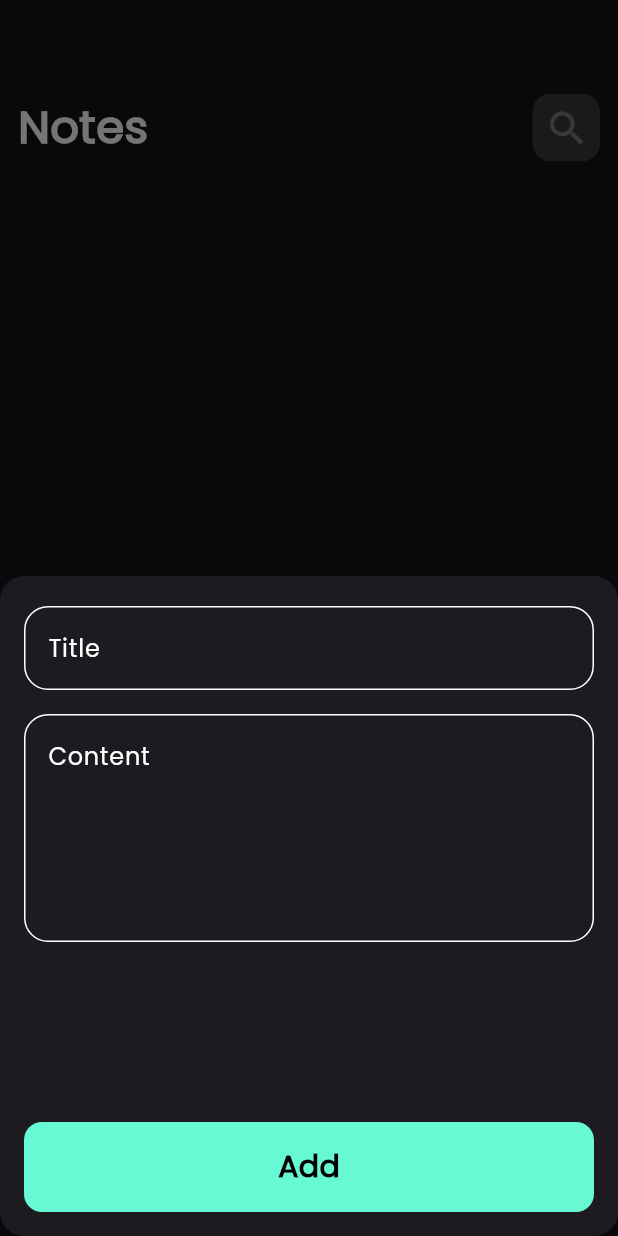
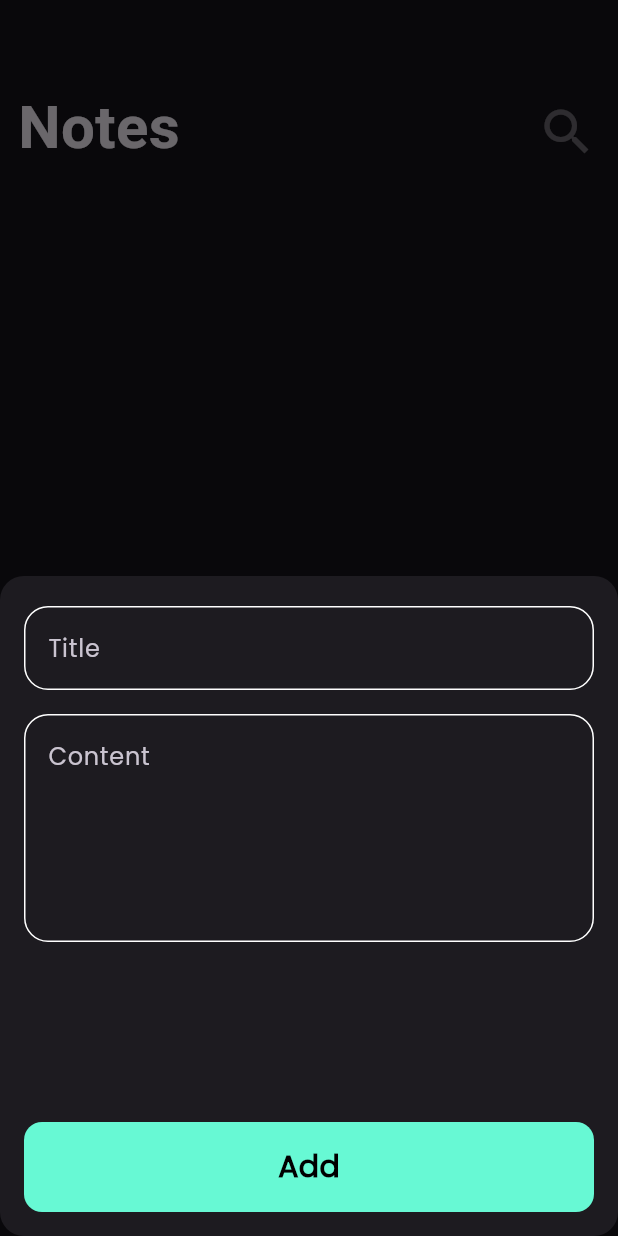
Before and after one commit to Ali-Ahmad-0/notes-app, a Flutter app: the screen it shows after launch, after a tap on the "add" icon, on a phone screen of 412 x 824 dp. Run offline on Flutter 3.47's test engine with Material 3 defaults, Android fonts, the phone set to English and light mode, and no system bars; our stand-ins replace bloc, flutter_bloc, font_awesome_flutter, hive, hive_flutter; accounts and stored records are empty; Roboto replaces fonts that are missing (Times).

Commit message:
edit some custom components

```diff
--- a/lib/Views/edit_note.dart
+++ b/lib/Views/edit_note.dart
@@ -14,6 +14,7 @@ class EditNoteview extends StatefulWidget {
 
 class _EditNoteviewState extends State<EditNoteview> {
   String? title, subtitle;
+
   @override
   Widget build(BuildContext context) {
     return Scaffold(
--- a/lib/Views/notes_view.dart
+++ b/lib/Views/notes_view.dart
@@ -1,6 +1,7 @@
 import 'package:flutter/material.dart';
 import 'package:notes_app/widgets/add_note_bottom_sheet.dart';
 import 'package:notes_app/widgets/notes_view_body.dart';
+
 class NotesView extends StatelessWidget {
   const NotesView({super.key});
 
@@ -9,6 +10,7 @@ class NotesView extends StatelessWidget {
     return Scaffold(
       resizeToAvoidBottomInset: false,
       floatingActionButton: FloatingActionButton(
+        backgroundColor: Colors.black38,
         onPressed: () {
           showModalBottomSheet(
               isScrollControlled: true,
--- a/lib/widgets/Custom_Icon.dart
+++ b/lib/widgets/Custom_Icon.dart
@@ -8,17 +8,17 @@ class CustomIcon extends StatelessWidget {
   Widget build(BuildContext context) {
     return GestureDetector(
       child: Container(
-        height: 45,
-        width: 45,
+        height: 50,
+        width: 50,
         decoration: BoxDecoration(
-            borderRadius: BorderRadius.circular(12),
-            color: Colors.white.withAlpha(40)),
+          borderRadius: BorderRadius.circular(12),
+        ),
         child: Center(
           child: IconButton(
             onPressed: onPressed,
             icon: Icon(
               icon,
-              size: 30,
+              size: 40,
             ),
           ),
         ),
--- a/lib/widgets/customAppBar.dart
+++ b/lib/widgets/customAppBar.dart
@@ -2,10 +2,11 @@ import 'package:flutter/material.dart';
 import 'package:notes_app/widgets/Custom_Icon.dart';
 
 class CustomAppBar extends StatelessWidget {
-  const CustomAppBar({super.key, this.onPressed ,required this.title, required this.icon});
+  const CustomAppBar(
+      {super.key, this.onPressed, required this.title, required this.icon});
   final String title;
   final IconData icon;
- final void Function()? onPressed;
+  final void Function()? onPressed;
   @override
   Widget build(BuildContext context) {
     return Row(
@@ -16,11 +17,11 @@ class CustomAppBar extends StatelessWidget {
         Text(
           title,
           style: const TextStyle(
-              color: Colors.white, fontSize: 30, fontWeight: FontWeight.bold),
+              fontSize: 40, fontFamily: 'Times', fontWeight: FontWeight.bold),
         ),
         const Spacer(),
         CustomIcon(
-          onPressed:onPressed,
+          onPressed: onPressed,
           icon: icon,
         )
       ],
--- a/lib/widgets/notes_list_view.dart
+++ b/lib/widgets/notes_list_view.dart
@@ -5,9 +5,13 @@ import 'package:notes_app/cubits/notes_cubit/notes_states.dart' show NotesState;
 import 'package:notes_app/models/note_model.dart' show NoteModel;
 import 'package:notes_app/widgets/Note_Card.dart';
 
-class NotesListView extends StatelessWidget {
+class NotesListView extends StatefulWidget {
   const NotesListView({super.key});
+  @override
+  State<NotesListView> createState() => _NotesListViewState();
+}
 
+class _NotesListViewState extends State<NotesListView> {
   @override
   Widget build(BuildContext context) {
     return BlocBuilder<NoteCubit, NotesState>(
@@ -23,14 +27,19 @@ class NotesListView extends StatelessWidget {
                   background: Container(
                     decoration: BoxDecoration(
                       borderRadius: BorderRadius.circular(16),
-                      color: Colors.red,
+                      color: Colors.indigo,
                     ),
-                    child: const Icon(
-                      Icons.delete,
-                      color: Colors.white,
+                    child: Center(
+                      child: Text('Edit',
+                          style: TextStyle(
+                              color: Colors.white,
+                              fontSize: 20,
+                              fontWeight: FontWeight.bold)),
                     ),
                   ),
-                  key: ValueKey(notes[index]),
+                  key: ValueKey(
+                    notes[index],
+                  ),
                   child: NoteItem(
                     note: notes[index],
                   ),
--- a/pubspec.yaml
+++ b/pubspec.yaml
@@ -37,6 +37,7 @@ dependencies:
   hive: ^2.2.3
   hive_flutter: ^1.1.0
   modal_progress_hud_nsn: ^0.5.1
+  show_custom_snackbar: ^0.0.1
 
 dev_dependencies:
   build_runner: ^2.4.13
```
Also changed, not shown: lib/widgets/Note_Card.dart (+42 -3 lines), lib/widgets/custom_Text_Field.dart (+5 -9 lines), pubspec.lock.
